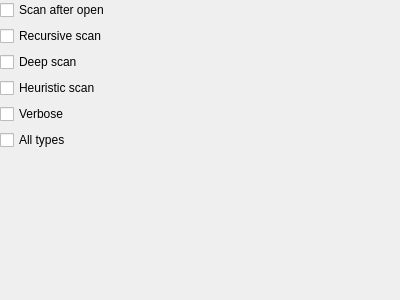
horsicq/nfd_widget, file nfdoptionswidget.ui: the form before one commit.
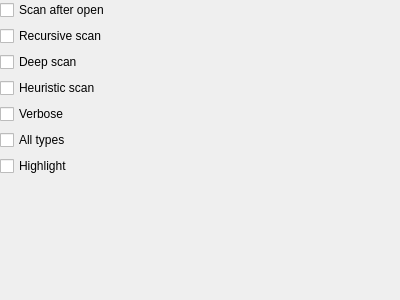
The form after the commit.

The edit to the form file:
```diff
--- a/nfdoptionswidget.ui
+++ b/nfdoptionswidget.ui
@@ -101,6 +101,13 @@
          </property>
         </widget>
        </item>
+       <item>
+        <widget class="QCheckBox" name="checkBoxHighlight">
+         <property name="text">
+          <string>Highlight</string>
+         </property>
+        </widget>
+       </item>
        <item>
         <spacer name="verticalSpacer">
          <property name="orientation">
```
